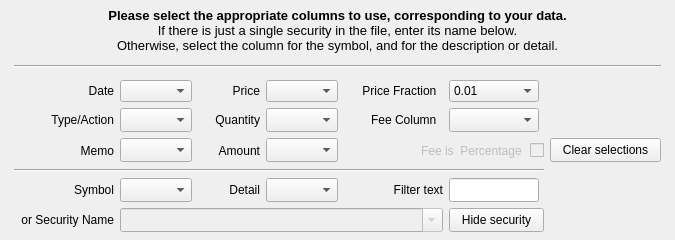
This is kmymoney/plugins/csvimport/investmentwizardpage.ui in KDE/kmymoney as Qt 5 draws it before an edit. The edited form follows.
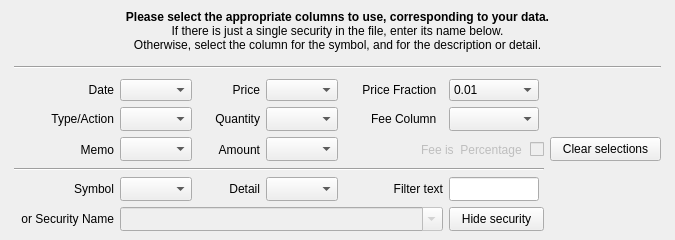
This is the edited form. Custom widgets are drawn as their Qt base class.

Commit message: BUG:310438 - Ability to enter symbols during import Minor changes to UI following font changes

```diff
--- a/kmymoney/plugins/csvimport/investmentwizardpage.ui
+++ b/kmymoney/plugins/csvimport/investmentwizardpage.ui
@@ -48,18 +48,18 @@
       </spacer>
      </item>
      <item>
-      <layout class="QVBoxLayout" name="verticalLayout" stretch="1,1,1">
+      <layout class="QVBoxLayout" name="verticalLayout" stretch="50,150,3">
        <item>
         <widget class="QLabel" name="label">
          <property name="maximumSize">
           <size>
            <width>16777215</width>
-           <height>45</height>
+           <height>50</height>
           </size>
          </property>
          <property name="text">
-          <string>&lt;body style=&quot; font-family:''; font-size:9pt; font-weight:400; font-style:normal;&quot;&gt;
-&lt;p align=&quot;center&quot; &gt;&lt;span style=&quot; font-size:10pt; font-weight:600;&quot;&gt;Please select the appropriate columns to use, corresponding to your data.&lt;/span&gt;&lt;span style=&quot; font-size:10pt;&quot;&gt;&lt;br /&gt;If there is just a single security in the file, enter its name below.&lt;br /&gt;Otherwise, select the column for the symbol, and for the description or detail.&lt;/span&gt;&lt;/p&gt;&lt;/body&gt;</string>
+          <string>&lt;body style=&quot; font-family:'Sans Serif';font-size:9pt; font-weight:400; font-style:normal;&quot;&gt;
+&lt;p align=&quot;center&quot; &gt;&lt;span style=&quot; font-size:9pt; font-weight:600;&quot;&gt;Please select the appropriate columns to use, corresponding to your data.&lt;/span&gt;&lt;br /&gt;&lt;span style=&quot; font-size:9pt;&quot;&gt;If there is just a single security in the file, enter its name below.&lt;br /&gt;Otherwise, select the column for the symbol, and for the description or detail.&lt;/span&gt;&lt;/p&gt;&lt;/body&gt;</string>
          </property>
         </widget>
        </item>
@@ -420,9 +420,7 @@
             </size>
            </property>
            <property name="font">
-            <font>
-             <family>Sans Serif</family>
-            </font>
+            <font/>
            </property>
            <property name="toolTip">
             <string>&lt;p align=&quot;center&quot; &gt;If a descriptive column contains an activity type, select it here.&lt;br /&gt; See also Filter text field.&lt;/p&gt;</string>
```
The commit also changes 6 other files.
